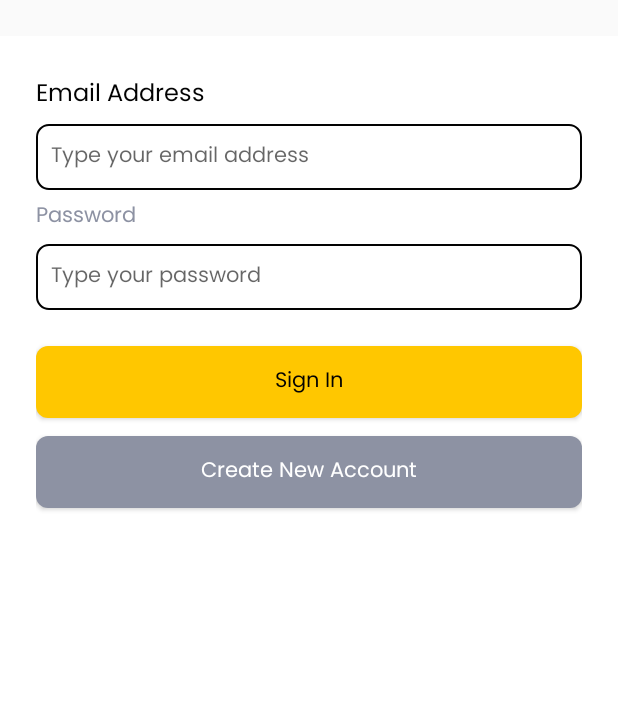
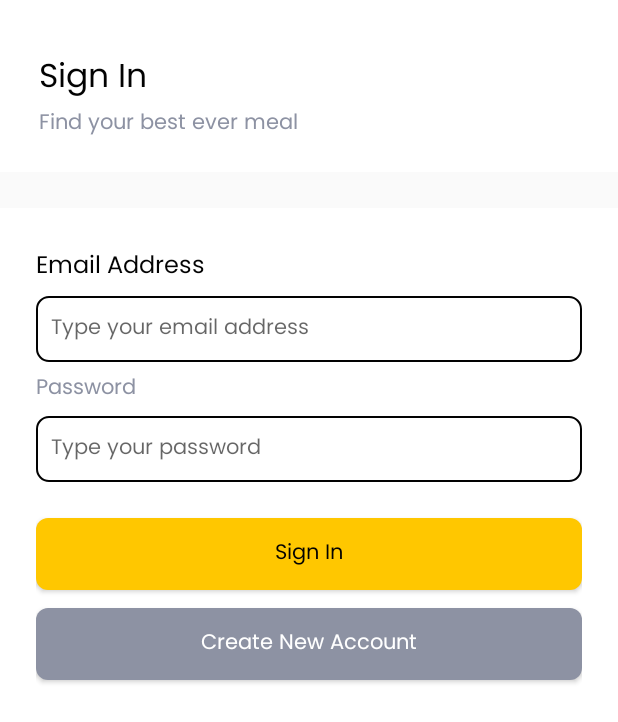
Before and after one commit to wawat7/androidKotlin, an Android app: the screen it shows after launch (AuthActivity), on a phone screen of 412 x 824 dp. Shown: the top 722 px of the screen. Run offline under Robolectric (Android 15) with nearby library versions, the phone set to English and light mode, and no system bars.

Commit message:
auth navigation

```diff
--- a/app/build.gradle
+++ b/app/build.gradle
@@ -1,6 +1,7 @@
 plugins {
     id 'com.android.application'
     id 'kotlin-android'
+    id 'kotlin-android-extensions'
 }
 
 android {
--- a/app/src/main/java/com/example/foodmarketwawat/ui/auth/AuthActivity.kt
+++ b/app/src/main/java/com/example/foodmarketwawat/ui/auth/AuthActivity.kt
@@ -2,11 +2,23 @@ package com.example.foodmarketwawat.ui.auth
 
 import androidx.appcompat.app.AppCompatActivity
 import android.os.Bundle
+import androidx.navigation.NavOptions
+import androidx.navigation.Navigation
 import com.example.foodmarketwawat.R
 
 class AuthActivity : AppCompatActivity() {
     override fun onCreate(savedInstanceState: Bundle?) {
         super.onCreate(savedInstanceState)
         setContentView(R.layout.activity_auth)
+
+        val pageRequest = intent.getIntExtra("page_request", 0)
+        if (pageRequest == 2) {
+            val navOptios = NavOptions.Builder()
+                .setPopUpTo(R.id.fragmentSignIn, true)
+                .build()
+
+            Navigation.findNavController(findViewById(R.id.authHostFragment))
+                .navigate(R.id.action_signup, null, navOptios)
+        }
     }
 }
--- a/app/src/main/java/com/example/foodmarketwawat/ui/auth/signin/SigninFragment.kt
+++ b/app/src/main/java/com/example/foodmarketwawat/ui/auth/signin/SigninFragment.kt
@@ -1,11 +1,14 @@
 package com.example.foodmarketwawat.ui.auth.signin
 
+import android.content.Intent
 import android.os.Bundle
 import androidx.fragment.app.Fragment
 import android.view.LayoutInflater
 import android.view.View
 import android.view.ViewGroup
 import com.example.foodmarketwawat.R
+import com.example.foodmarketwawat.ui.auth.AuthActivity
+import kotlinx.android.synthetic.main.fragment_signin.*
 
 class SigninFragment : Fragment() {
 
@@ -18,4 +21,16 @@ class SigninFragment : Fragment() {
         return inflater.inflate(R.layout.fragment_signin, container, false)
     }
 
+    override fun onActivityCreated(savedInstanceState: Bundle?) {
+        super.onActivityCreated(savedInstanceState)
+
+        btnSignup.setOnClickListener {
+            val signup = Intent(activity, AuthActivity::class.java)
+            signup.putExtra("page_request", 2)
+
+            startActivity(signup)
+        }
+
+    }
+
 }
--- a/app/src/main/res/layout/activity_auth.xml
+++ b/app/src/main/res/layout/activity_auth.xml
@@ -1,10 +1,15 @@
 <?xml version="1.0" encoding="utf-8"?>
-<androidx.constraintlayout.widget.ConstraintLayout xmlns:android="http://schemas.android.com/apk/res/android"
+<LinearLayout xmlns:android="http://schemas.android.com/apk/res/android"
     xmlns:app="http://schemas.android.com/apk/res-auto"
     xmlns:tools="http://schemas.android.com/tools"
     android:layout_width="match_parent"
     android:layout_height="match_parent"
+    android:orientation="vertical"
     tools:context=".ui.auth.AuthActivity">
+
+    <include layout="@layout/layout_toolbar"
+        android:layout_width="match_parent"
+        android:layout_height="wrap_content"/>
 
     <fragment
         android:id="@+id/authHostFragment"
@@ -15,4 +20,4 @@
         app:navGraph="@navigation/nav_auth"
         tools:ignore="InvalidId" />
 
-</androidx.constraintlayout.widget.ConstraintLayout>
+</LinearLayout>
--- a/app/src/main/res/layout/fragment_signin.xml
+++ b/app/src/main/res/layout/fragment_signin.xml
@@ -24,7 +24,6 @@
         android:background="@drawable/shape_rectangle_outline_8_020202"
         android:layout_width="match_parent"
         android:layout_height="wrap_content"
-        android:inputType="textPassword"
         android:hint="Type your email address"/>
 
     <TextView
@@ -41,9 +40,11 @@
         android:background="@drawable/shape_rectangle_outline_8_020202"
         android:layout_width="match_parent"
         android:layout_height="wrap_content"
+        android:inputType="textPassword"
         android:hint="Type your password"/>
 
     <Button
+        android:id="@+id/btnSignin"
         android:text="Sign In"
         android:textAllCaps="false"
         style="@style/Button.Primary"
@@ -52,6 +53,7 @@
         android:layout_height="wrap_content"/>
 
     <Button
+        android:id="@+id/btnSignup"
         style="@style/Button.Secondary"
         android:text="Create New Account"
         android:layout_marginTop="12dp"
--- /dev/null
+++ b/app/src/main/res/layout/layout_toolbar.xml
@@ -0,0 +1,29 @@
+<?xml version="1.0" encoding="utf-8"?>
+<androidx.constraintlayout.widget.ConstraintLayout xmlns:android="http://schemas.android.com/apk/res/android"
+    xmlns:app="http://schemas.android.com/apk/res-auto"
+    xmlns:tools="http://schemas.android.com/tools"
+    android:layout_width="match_parent"
+    android:background="#FFF"
+    android:layout_height="match_parent">
+
+    <androidx.appcompat.widget.Toolbar
+        android:id="@+id/toolbar"
+        android:layout_width="match_parent"
+        android:layout_height="wrap_content"
+        android:layout_marginStart="10dp"
+        android:layout_marginTop="30dp"
+        android:layout_marginEnd="10dp"
+        android:layout_marginBottom="24dp"
+        android:minHeight="?attr/actionBarSize"
+        android:theme="?attr/actionBarTheme"
+        app:layout_constraintBottom_toBottomOf="parent"
+        app:layout_constraintEnd_toEndOf="parent"
+        app:layout_constraintHorizontal_bias="0.0"
+        app:layout_constraintStart_toStartOf="parent"
+        app:layout_constraintTop_toTopOf="parent"
+        app:layout_constraintVertical_bias="0.0"
+        app:subtitle="Find your best ever meal"
+        app:subtitleTextAppearance="@style/EditText.PoppinsNormal14sp8D92A3"
+        app:title="Sign In"
+        app:titleTextAppearance="@style/TextView.PoppinsNormal22sp0202" />
+</androidx.constraintlayout.widget.ConstraintLayout>
--- a/app/src/main/res/navigation/nav_auth.xml
+++ b/app/src/main/res/navigation/nav_auth.xml
@@ -9,11 +9,17 @@
         android:name="com.example.foodmarketwawat.ui.auth.signin.SigninFragment"
         tools:layout="@layout/fragment_signin">
 
+        <action android:id="@+id/action_signup"
+            app:destination="@id/fragmentSignUp"/>
+
     </fragment>
 
     <fragment android:id="@+id/fragmentSignUp"
         android:name="com.example.foodmarketwawat.ui.auth.signup.SignupFragment"
         tools:layout="@layout/fragment_signup">
+
+        <action android:id="@+id/action_signup_address"
+            app:destination="@id/fragmentSignUpAddress"/>
 
     </fragment>
 
--- a/app/src/main/res/values/themes.xml
+++ b/app/src/main/res/values/themes.xml
@@ -31,6 +31,18 @@
         <item name="android:textSize">16sp</item>
     </style>
 
+    <style name="TextView.PoppinsNormal22sp0202">
+        <item name="android:fontFamily">@font/poppins</item>
+        <item name="android:textColor">#020202</item>
+        <item name="android:textSize">22sp</item>
+    </style>
+
+    <style name="TextView.PoppinsNormal14sp8D92A3">
+        <item name="android:fontFamily">@font/poppins</item>
+        <item name="android:textColor">#8D92A3</item>
+        <item name="android:textSize">14sp</item>
+    </style>
+
     <style name="EditText"/>
 
     <style name="EditText.PoppinsNormal14sp8D92A3">
```
